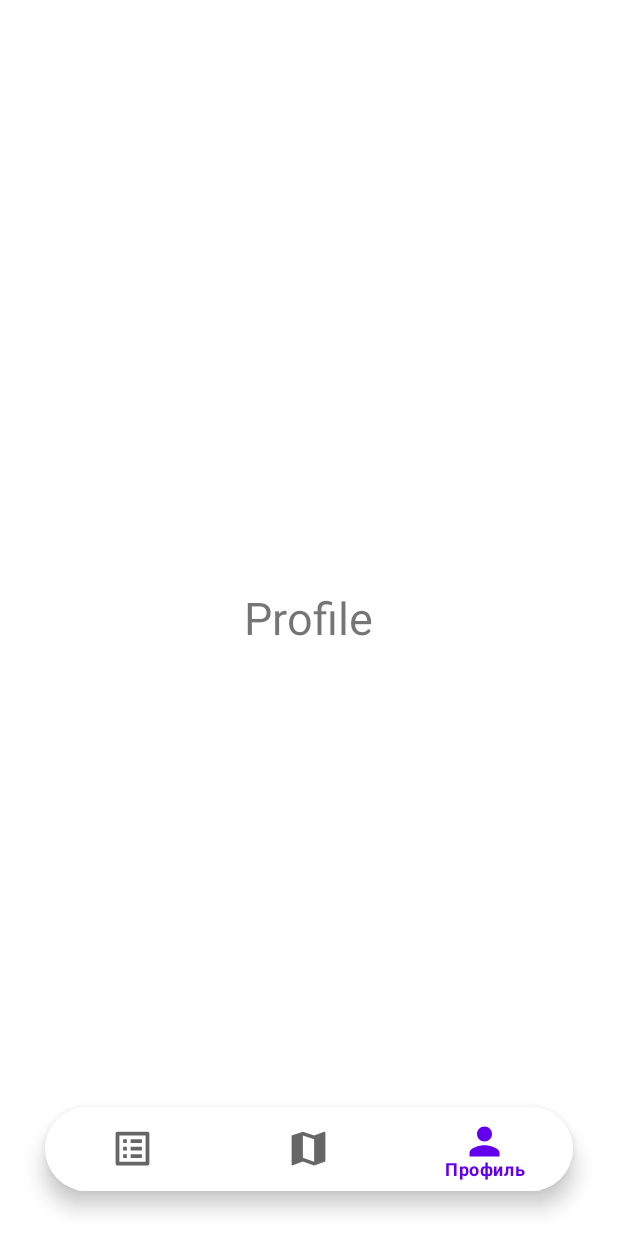
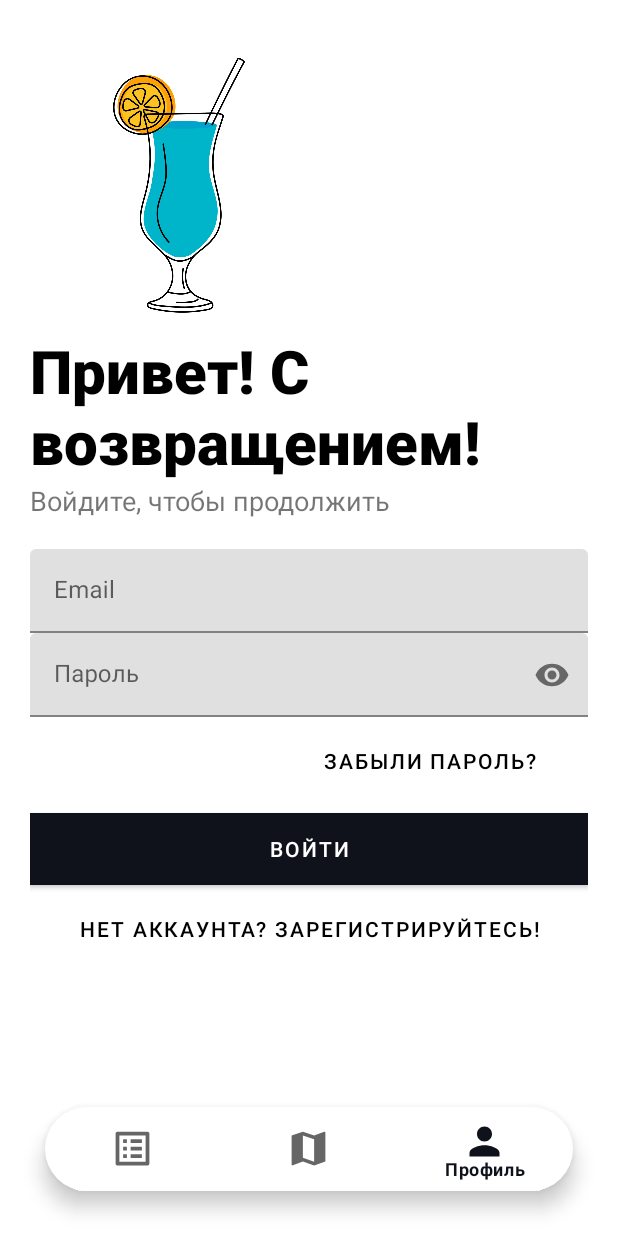
Before and after one commit to gavrilovds/MoscowClubs-android, an Android app: the screen it shows after launch (MainScreenActivity), item 3 of the bottom bar chosen, on a phone screen of 412 x 824 dp. Run offline under Robolectric (Android 15) with nearby library versions, the phone set to English and light mode, and no system bars; libraries missing offline, so code that uses them is left out: org.osmdroid.api, org.osmdroid.config, org.osmdroid.tileprovider, org.osmdroid.util, org.osmdroid.views; 9 statements that could not run were skipped.

Commit message:
Log&Reg screen added

```diff
--- a/app/src/main/java/com/example/samsungproject2/view/MapFragment.java
+++ b/app/src/main/java/com/example/samsungproject2/view/MapFragment.java
@@ -37,7 +37,7 @@ public class MapFragment extends Fragment {
         map.setMultiTouchControls(true);
         map.getZoomController().setVisibility(CustomZoomButtonsController.Visibility.NEVER);
         IMapController mapController = map.getController();
-        mapController.setZoom(13.5);
+        mapController.setZoom(13.8);
         GeoPoint startPoint = new GeoPoint(55.755864, 37.617698);
         mapController.setCenter(startPoint);
         return root;
--- a/app/src/main/res/layout/fragment_profile.xml
+++ b/app/src/main/res/layout/fragment_profile.xml
@@ -3,14 +3,89 @@
     xmlns:tools="http://schemas.android.com/tools"
     android:layout_width="match_parent"
     android:layout_height="match_parent"
+    xmlns:app="http://schemas.android.com/apk/res-auto"
     tools:context=".view.ProfileFragment">
 
-   <TextView
-       android:layout_width="wrap_content"
-       android:layout_height="wrap_content"
-       android:layout_gravity="center"
-       android:text="Profile"
-       android:textSize="30sp"
-       />
+    <LinearLayout
+        android:layout_width="wrap_content"
+        android:layout_height="wrap_content"
+        android:orientation="vertical"
+        android:padding="20dp">
+
+        <ImageView
+            android:id="@+id/cocktail_img"
+            android:layout_width="200dp"
+            android:layout_height="200dp"
+            android:src="@drawable/cocktail_login_screen" />
+
+        <TextView
+            android:id="@+id/welcome_text"
+            android:layout_width="wrap_content"
+            android:layout_height="wrap_content"
+            android:fontFamily="sans-serif-black"
+            android:text="@string/welcome_string"
+            android:textSize="40sp"
+            android:textColor="@color/black"/>
+        <TextView
+            android:layout_width="wrap_content"
+            android:layout_height="wrap_content"
+            android:textSize="18sp"
+            android:text="@string/log_in_string"/>
+        <LinearLayout
+            android:layout_width="match_parent"
+            android:layout_height="wrap_content"
+            android:layout_marginTop="20dp"
+            android:layout_marginBottom="20dp"
+            android:orientation="vertical"
+            >
+            <com.google.android.material.textfield.TextInputLayout
+                android:layout_width="match_parent"
+                android:layout_height="wrap_content"
+                android:id="@+id/username"
+                style="@style/ThemeOverlay.Material3.AutoCompleteTextView.OutlinedBox"
+                android:hint="@string/email_string">
+                <com.google.android.material.textfield.TextInputEditText
+                    android:layout_width="match_parent"
+                    android:layout_height="wrap_content"
+                    />
+            </com.google.android.material.textfield.TextInputLayout>
+            <com.google.android.material.textfield.TextInputLayout
+                android:layout_width="match_parent"
+                android:layout_height="wrap_content"
+                android:id="@+id/password"
+                style="@style/ThemeOverlay.Material3.AutoCompleteTextView.OutlinedBox"
+                android:hint="@string/password_string"
+                app:passwordToggleEnabled="true">
+                <com.google.android.material.textfield.TextInputEditText
+                    android:layout_width="match_parent"
+                    android:layout_height="wrap_content"
+                    android:inputType="textPassword"
+                    />
+            </com.google.android.material.textfield.TextInputLayout>
+            <Button
+                android:layout_margin="5dp"
+                android:layout_width="200dp"
+                android:layout_height="wrap_content"
+                android:text="@string/forget_pass_string"
+                android:layout_gravity="right"
+                android:textColor="@color/black"
+                android:background="#00000000"/>
+            <Button
+                android:layout_marginBottom="5dp"
+                android:layout_marginTop="5dp"
+                android:layout_width="match_parent"
+                android:layout_height="wrap_content"
+                android:text="@string/enter_in_string"
+                android:background="@color/black"
+                />
+            <Button
+                android:layout_width="match_parent"
+                android:layout_height="wrap_content"
+                android:layout_gravity="right"
+                android:background="#00000000"
+                android:text="@string/no_account_string"
+                android:textColor="@color/black"/>
+        </LinearLayout>
+    </LinearLayout>
 
 </FrameLayout>
--- a/app/src/main/res/values/strings.xml
+++ b/app/src/main/res/values/strings.xml
@@ -4,6 +4,12 @@
     <string name="profile_string">Профиль</string>
     <string name="map_string">Карта</string>
     <string name="clubs_string">Клубы</string>
-    <!-- TODO: Remove or change this placeholder text -->
     <string name="hello_blank_fragment">Hello blank fragment</string>
+    <string name="welcome_string">Привет! С возвращением!</string>
+    <string name="log_in_string">Войдите, чтобы продолжить</string>
+    <string name="email_string">Email</string>
+    <string name="password_string">Пароль</string>
+    <string name="forget_pass_string">Забыли пароль?</string>
+    <string name="enter_in_string">Войти</string>
+    <string name="no_account_string">Нет аккаунта? Зарегистрируйтесь!</string>
 </resources>
--- a/app/src/main/res/values/themes.xml
+++ b/app/src/main/res/values/themes.xml
@@ -2,7 +2,7 @@
     <!-- Base application theme. -->
     <style name="Theme.SamsungProject2" parent="Theme.MaterialComponents.DayNight.NoActionBar">
         <!-- Primary brand color. -->
-        <item name="colorPrimary">@color/purple_500</item>
+        <item name="colorPrimary">@color/load_screen_color</item>
         <item name="colorPrimaryVariant">@color/black</item>
         <item name="colorOnPrimary">@color/white</item>
         <!-- Secondary brand color. -->
```
Also changed, not shown: app/src/main/res/drawable/cocktail_login_screen.jpg (added).
